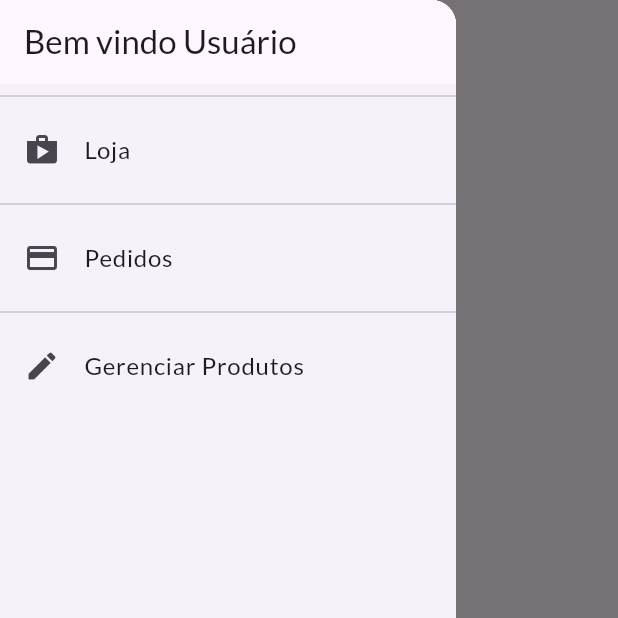
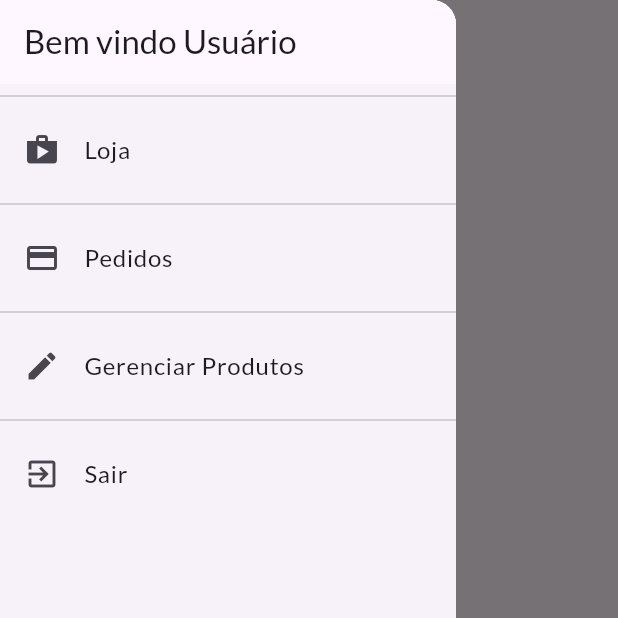
Before and after one commit to tiagors09/shop, a Flutter app: the OrdersScreen screen opened by its route, with the side drawer open, on a phone screen of 412 x 824 dp, the top half of it. Run offline on Flutter 3.47's test engine with Material 3 defaults, Android fonts, the phone set to English and light mode, and no system bars; network calls fail.

Commit message:
app_drawer.dart: added logout button

```diff
--- a/lib/widgets/app_drawer.dart
+++ b/lib/widgets/app_drawer.dart
@@ -1,5 +1,8 @@
 import 'package:flutter/material.dart';
+import 'package:provider/provider.dart';
 import 'package:shop/utils/app_routes.dart';
+
+import '../providers/auth.dart';
 
 class AppDrawer extends StatelessWidget {
   const AppDrawer({super.key});
@@ -8,14 +11,14 @@ class AppDrawer extends StatelessWidget {
     BuildContext context,
     String title,
     IconData icon,
-    AppRoutes route,
+    Function()? onTap,
   ) {
     return [
       const Divider(),
       ListTile(
         title: Text(title),
         leading: Icon(icon),
-        onTap: () => Navigator.of(context).pushReplacementNamed(route.name),
+        onTap: onTap,
       )
     ];
   }
@@ -26,27 +29,41 @@ class AppDrawer extends StatelessWidget {
       child: Column(
         children: [
           AppBar(
-            title: const Text('Bem vindo Usuário'),
+            title: const Text(
+              'Bem vindo Usuário',
+            ),
             automaticallyImplyLeading: false,
           ),
           ...drawnerItemm(
             context,
             "Loja",
             Icons.shop,
-            AppRoutes.productsOverviewScreen,
+            () => Navigator.of(context).pushReplacementNamed(
+              AppRoutes.productsOverviewScreen.name,
+            ),
           ),
           ...drawnerItemm(
             context,
             "Pedidos",
             Icons.payment,
-            AppRoutes.orders,
+            () => Navigator.of(context).pushReplacementNamed(
+              AppRoutes.orders.name,
+            ),
           ),
           ...drawnerItemm(
             context,
             'Gerenciar Produtos',
             Icons.edit,
-            AppRoutes.products,
-          )
+            () => Navigator.of(context).pushReplacementNamed(
+              AppRoutes.products.name,
+            ),
+          ),
+          ...drawnerItemm(
+            context,
+            'Sair',
+            Icons.exit_to_app,
+            () => Provider.of<Auth>(context, listen: false).logout(),
+          ),
         ],
       ),
     );
```
